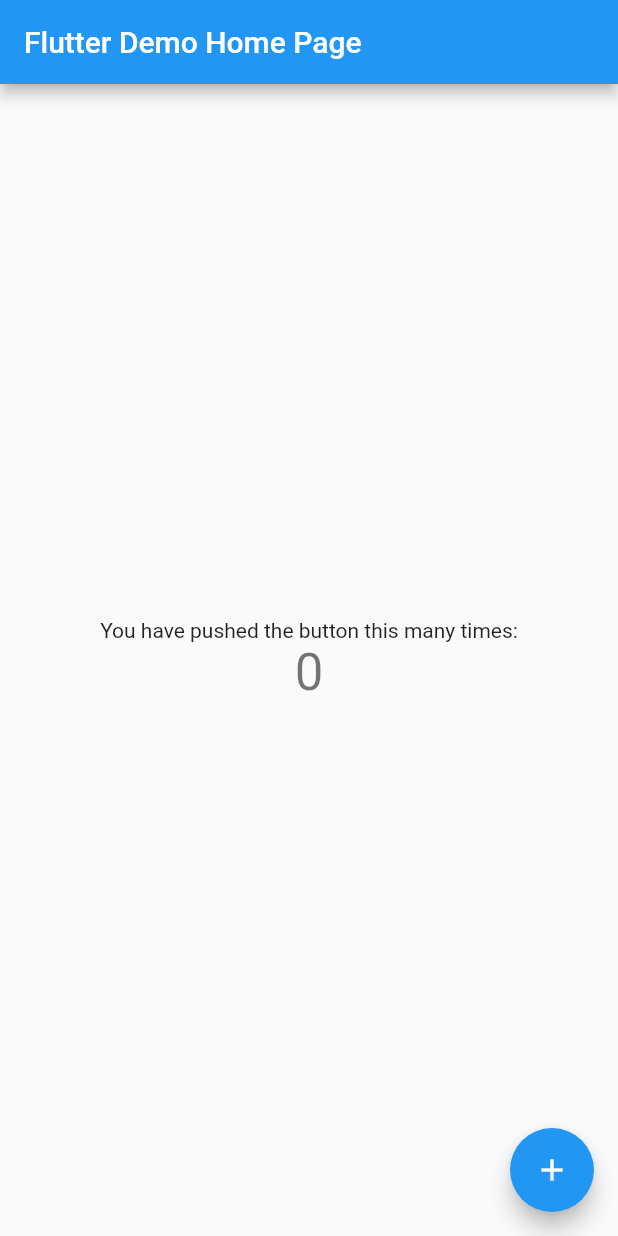
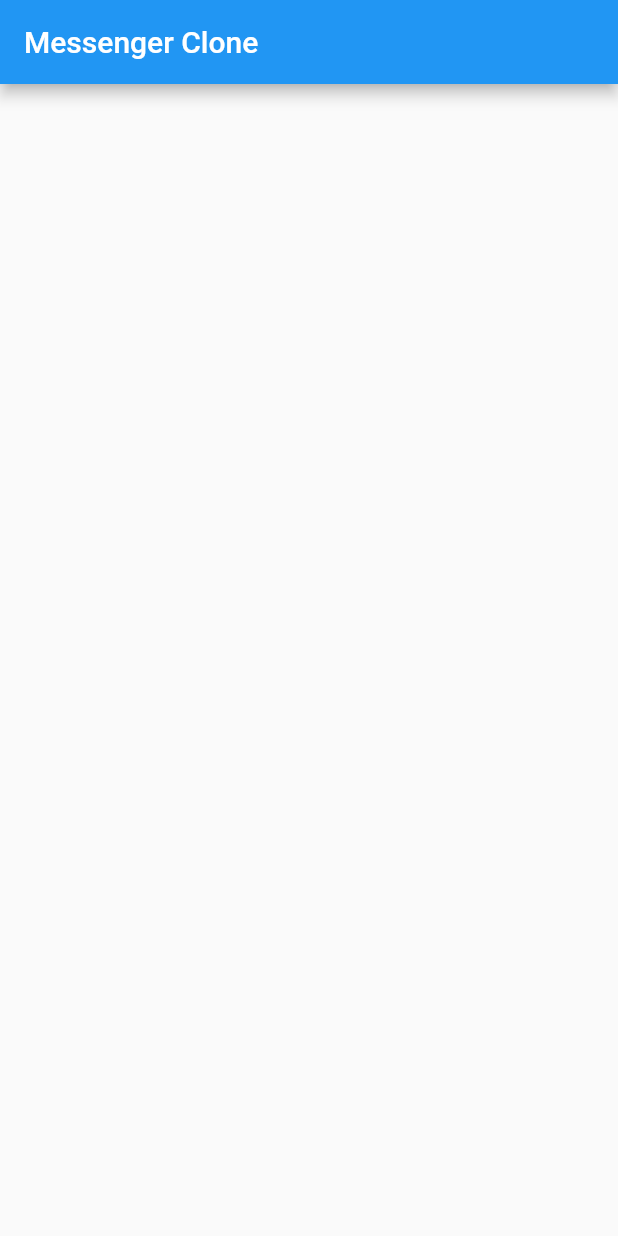
Before and after one commit to alastairrmcneill/messenger_clone, a Flutter app: the screen it shows after launch, on a phone screen of 412 x 824 dp. Run offline on Flutter 3.47's test engine with Material 2 defaults, Android fonts, the phone set to English and light mode, and no system bars.

Commit message:
Project setup before any work done

```diff
--- a/lib/main.dart
+++ b/lib/main.dart
@@ -1,4 +1,5 @@
 import 'package:flutter/material.dart';
+import 'package:messenger_clone/screens/home_screen.dart';
 
 void main() {
   runApp(const MyApp());
@@ -7,109 +8,15 @@ void main() {
 class MyApp extends StatelessWidget {
   const MyApp({Key? key}) : super(key: key);
 
-  // This widget is the root of your application.
   @override
   Widget build(BuildContext context) {
     return MaterialApp(
-      title: 'Flutter Demo',
+      debugShowCheckedModeBanner: false,
+      title: 'Messenger Clone',
       theme: ThemeData(
-        // This is the theme of your application.
-        //
-        // Try running your application with "flutter run". You'll see the
-        // application has a blue toolbar. Then, without quitting the app, try
-        // changing the primarySwatch below to Colors.green and then invoke
-        // "hot reload" (press "r" in the console where you ran "flutter run",
-        // or simply save your changes to "hot reload" in a Flutter IDE).
-        // Notice that the counter didn't reset back to zero; the application
-        // is not restarted.
         primarySwatch: Colors.blue,
       ),
-      home: const MyHomePage(title: 'Flutter Demo Home Page'),
+      home: const MyHomePage(),
     );
   }
 }
-
-class MyHomePage extends StatefulWidget {
-  const MyHomePage({Key? key, required this.title}) : super(key: key);
-
-  // This widget is the home page of your application. It is stateful, meaning
-  // that it has a State object (defined below) that contains fields that affect
-  // how it looks.
-
-  // This class is the configuration for the state. It holds the values (in this
-  // case the title) provided by the parent (in this case the App widget) and
-  // used by the build method of the State. Fields in a Widget subclass are
-  // always marked "final".
-
-  final String title;
-
-  @override
-  State<MyHomePage> createState() => _MyHomePageState();
-}
-
-class _MyHomePageState extends State<MyHomePage> {
-  int _counter = 0;
-
-  void _incrementCounter() {
-    setState(() {
-      // This call to setState tells the Flutter framework that something has
-      // changed in this State, which causes it to rerun the build method below
-      // so that the display can reflect the updated values. If we changed
-      // _counter without calling setState(), then the build method would not be
-      // called again, and so nothing would appear to happen.
-      _counter++;
-    });
-  }
-
-  @override
-  Widget build(BuildContext context) {
-    // This method is rerun every time setState is called, for instance as done
-    // by the _incrementCounter method above.
-    //
-    // The Flutter framework has been optimized to make rerunning build methods
-    // fast, so that you can just rebuild anything that needs updating rather
-    // than having to individually change instances of widgets.
-    return Scaffold(
-      appBar: AppBar(
-        // Here we take the value from the MyHomePage object that was created by
-        // the App.build method, and use it to set our appbar title.
-        title: Text(widget.title),
-      ),
-      body: Center(
-        // Center is a layout widget. It takes a single child and positions it
-        // in the middle of the parent.
-        child: Column(
-          // Column is also a layout widget. It takes a list of children and
-          // arranges them vertically. By default, it sizes itself to fit its
-          // children horizontally, and tries to be as tall as its parent.
-          //
-          // Invoke "debug painting" (press "p" in the console, choose the
-          // "Toggle Debug Paint" action from the Flutter Inspector in Android
-          // Studio, or the "Toggle Debug Paint" command in Visual Studio Code)
-          // to see the wireframe for each widget.
-          //
-          // Column has various properties to control how it sizes itself and
-          // how it positions its children. Here we use mainAxisAlignment to
-          // center the children vertically; the main axis here is the vertical
-          // axis because Columns are vertical (the cross axis would be
-          // horizontal).
-          mainAxisAlignment: MainAxisAlignment.center,
-          children: <Widget>[
-            const Text(
-              'You have pushed the button this many times:',
-            ),
-            Text(
-              '$_counter',
-              style: Theme.of(context).textTheme.headline4,
-            ),
-          ],
-        ),
-      ),
-      floatingActionButton: FloatingActionButton(
-        onPressed: _incrementCounter,
-        tooltip: 'Increment',
-        child: const Icon(Icons.add),
-      ), // This trailing comma makes auto-formatting nicer for build methods.
-    );
-  }
-}
--- /dev/null
+++ b/lib/models/message_model.dart
@@ -0,0 +1 @@
+// Needs to be filled with info
--- /dev/null
+++ b/lib/screens/home_screen.dart
@@ -0,0 +1,19 @@
+import 'package:flutter/material.dart';
+
+class MyHomePage extends StatefulWidget {
+  const MyHomePage({Key? key}) : super(key: key);
+
+  @override
+  State<MyHomePage> createState() => _MyHomePageState();
+}
+
+class _MyHomePageState extends State<MyHomePage> {
+  @override
+  Widget build(BuildContext context) {
+    return Scaffold(
+      appBar: AppBar(
+        title: Text('Messenger Clone'),
+      ),
+    );
+  }
+}
```
Also changed, not shown: lib/models/user_model.dart (added, +11 -0 lines).
